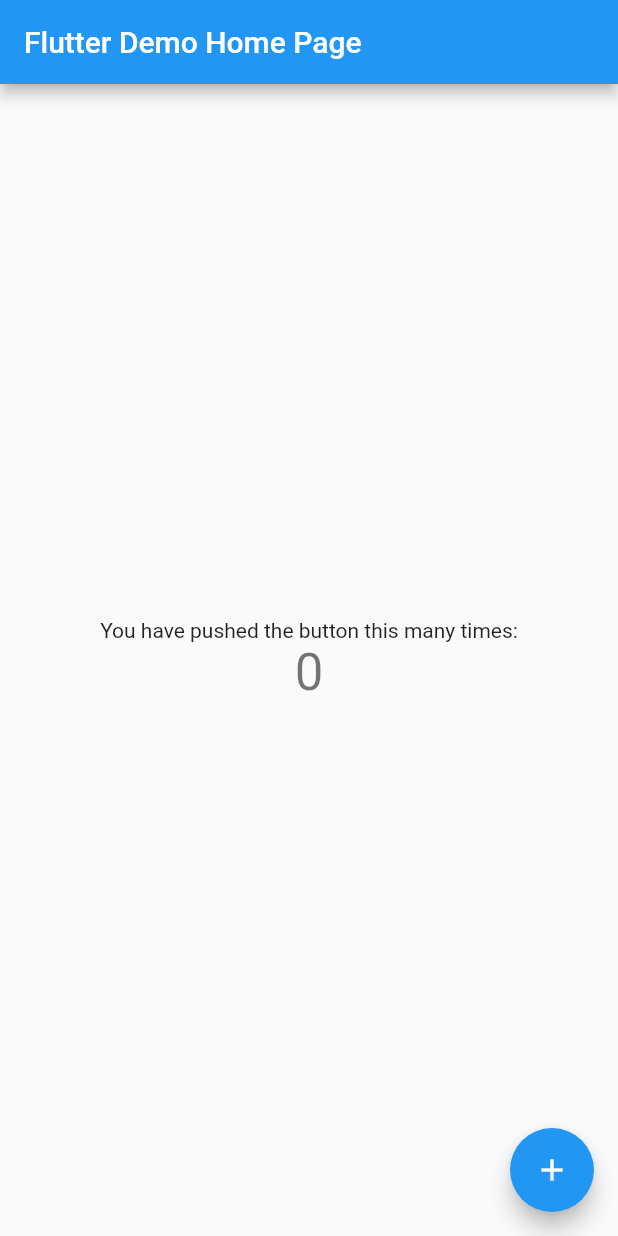
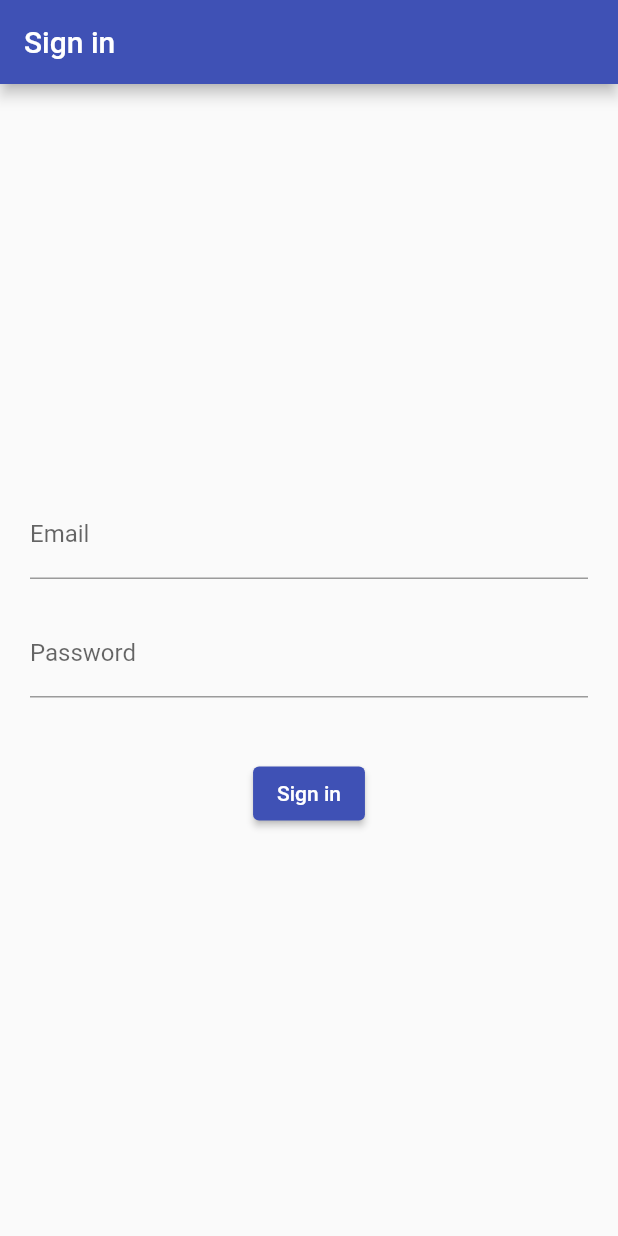
Before and after one commit to lvhongphuc/auth_app, a Flutter app: the screen it shows after launch, on a phone screen of 412 x 824 dp. Run offline on Flutter 3.47's test engine with Material 2 defaults, Android fonts, the phone set to English and light mode, and no system bars; our stand-ins replace dartz, flutter_bloc, freezed_annotation, get_it, injectable.

Commit message:
#7/created view, change file name and fix bug

```diff
--- a/lib/auth/view/auth_view.dart
+++ b/lib/auth/view/auth_view.dart
@@ -0,0 +1,23 @@
+import 'package:auth_app/auth/view/widgets/auth_form.dart';
+import 'package:auth_app/injection.dart';
+import 'package:flutter/material.dart';
+import 'package:flutter_bloc/flutter_bloc.dart';
+
+import '../view_model/auth_form_bloc/auth_form_bloc.dart';
+
+class AuthView extends StatelessWidget {
+  const AuthView({Key? key}) : super(key: key);
+
+  @override
+  Widget build(BuildContext context) {
+    return Scaffold(
+      appBar: AppBar(
+        title: const Text('Sign in'),
+      ),
+      body: BlocProvider(
+        create: (context) => getIt<AuthFormBloc>(),
+        child: const AuthForm(),
+      ),
+    );
+  }
+}
--- /dev/null
+++ b/lib/auth/view/widgets/auth_form.dart
@@ -0,0 +1,118 @@
+import 'package:flutter/material.dart';
+import 'package:flutter_bloc/flutter_bloc.dart';
+
+import '../../view_model/auth_form_bloc/auth_form_bloc.dart';
+
+class AuthForm extends StatelessWidget {
+  const AuthForm({
+    Key? key,
+  }) : super(key: key);
+
+  @override
+  Widget build(BuildContext context) {
+    return BlocConsumer<AuthFormBloc, AuthFormState>(
+      listenWhen: (previous, current) =>
+          previous.authFailureOrSuccess != current.authFailureOrSuccess,
+      listener: (context, state) {
+        if (state.authFailureOrSuccess == null) {
+          return;
+        }
+        state.authFailureOrSuccess!.isLeft()
+            ? _showDialog(context, 'Sign in failed')
+            : _showDialog(context, 'Sign in successful');
+      },
+      buildWhen: ((previous, current) =>
+          previous.showErrorMessages != current.showErrorMessages ||
+          previous.isSubmitting != current.isSubmitting),
+      builder: (context, state) {
+        return Center(
+          child: Form(
+            autovalidateMode: state.showErrorMessages
+                ? AutovalidateMode.always
+                : AutovalidateMode.disabled,
+            child: Padding(
+              padding: const EdgeInsets.all(20.0),
+              child: Column(
+                crossAxisAlignment: CrossAxisAlignment.center,
+                mainAxisAlignment: MainAxisAlignment.center,
+                children: [
+                  TextFormField(
+                    decoration: const InputDecoration(
+                      labelText: 'Email',
+                    ),
+                    onChanged: (val) => context
+                        .read<AuthFormBloc>()
+                        .add(AuthFormEvent.emailChanged(val.trim())),
+                    validator: (_) => context
+                        .read<AuthFormBloc>()
+                        .state
+                        .emailAddress
+                        .value
+                        .fold(
+                          (l) => l.maybeMap(
+                            orElse: () => null,
+                            invalidEmail: (_) => 'Invalid email',
+                          ),
+                          (r) => null,
+                        ),
+                  ),
+                  const SizedBox(
+                    height: 20,
+                  ),
+                  TextFormField(
+                    decoration: const InputDecoration(
+                      labelText: 'Password',
+                    ),
+                    onChanged: (val) => context
+                        .read<AuthFormBloc>()
+                        .add(AuthFormEvent.passwordChanged(val.trim())),
+                    validator: (_) =>
+                        context.read<AuthFormBloc>().state.password.value.fold(
+                              (l) => l.maybeMap(
+                                orElse: () => null,
+                                shortPassword: (_) => 'Invalid Password',
+                              ),
+                              (r) => null,
+                            ),
+                  ),
+                  const SizedBox(
+                    height: 40,
+                  ),
+                  ElevatedButton(
+                    onPressed: () {
+                      context
+                          .read<AuthFormBloc>()
+                          .add(const AuthFormEvent.signInPressed());
+                    },
+                    child: const Text('Sign in'),
+                  ),
+                  if (state.isSubmitting) ...[
+                    const SizedBox(
+                      height: 50,
+                    ),
+                    const LinearProgressIndicator(
+                      color: Colors.indigo,
+                      value: null,
+                    )
+                  ],
+                ],
+              ),
+            ),
+          ),
+        );
+      },
+    );
+  }
+}
+
+Future<void> _showDialog(BuildContext context, String content) {
+  return showDialog(
+    context: context,
+    builder: (context) {
+      return AlertDialog(
+        title: const Text('Authentication'),
+        content: Text(content),
+      );
+    },
+  );
+}
--- a/lib/auth/view_model/form_bloc/form_bloc.dart
+++ b/lib/auth/view_model/auth_form_bloc/auth_form_bloc.dart
@@ -3,21 +3,23 @@ import 'package:auth_app/auth/repository/auth_repository.dart';
 import 'package:dartz/dartz.dart';
 import 'package:flutter_bloc/flutter_bloc.dart';
 import 'package:freezed_annotation/freezed_annotation.dart';
+import 'package:injectable/injectable.dart';
 
 import '../../model/email_address.dart';
 import '../../model/password.dart';
 
-part 'form_event.dart';
-part 'form_state.dart';
-part 'form_bloc.freezed.dart';
+part 'auth_form_event.dart';
+part 'auth_form_state.dart';
+part 'auth_form_bloc.freezed.dart';
 
-class FormBloc extends Bloc<FormEvent, FormState> {
+@injectable
+class AuthFormBloc extends Bloc<AuthFormEvent, AuthFormState> {
   final AuthRepository _repository;
-  FormBloc(this._repository) : super(FormState.initial()) {
-    on<FormEvent>(_onFormEvent);
+  AuthFormBloc(this._repository) : super(AuthFormState.initial()) {
+    on<AuthFormEvent>(_onAuthFormEvent);
   }
 
-  Future<void> _onFormEvent(FormEvent event, Emitter<FormState> emit) {
+  Future<void> _onAuthFormEvent(AuthFormEvent event, Emitter<AuthFormState> emit) {
     return event.map(
       emailChanged: (e) async {
         emit(state.copyWith(
--- /dev/null
+++ b/lib/auth/view_model/auth_form_bloc/auth_form_event.dart
@@ -0,0 +1,8 @@
+part of 'auth_form_bloc.dart';
+
+@freezed
+class AuthFormEvent with _$AuthFormEvent {
+  const factory AuthFormEvent.emailChanged(String emailStr) = _EmailChanged;
+  const factory AuthFormEvent.passwordChanged(String passwordStr) = _PasswordChanged;
+  const factory AuthFormEvent.signInPressed() = _SignInPressed;
+}
--- a/lib/auth/view_model/form_bloc/form_state.dart
+++ b/lib/auth/view_model/auth_form_bloc/auth_form_state.dart
@@ -1,16 +1,16 @@
-part of 'form_bloc.dart';
+part of 'auth_form_bloc.dart';
 
 @freezed
-class FormState with _$FormState {
-  const factory FormState({
+class AuthFormState with _$AuthFormState {
+  const factory AuthFormState({
     required EmailAddress emailAddress,
     required Password password,
     required bool showErrorMessages,
     required bool isSubmitting,
     Either<AuthFailure, Unit>? authFailureOrSuccess,
-  }) = _FormState;
+  }) = _AuthFormState;
 
-  factory FormState.initial() => FormState(
+  factory AuthFormState.initial() => AuthFormState(
         emailAddress: EmailAddress.empty(),
         password: Password.empty(),
         showErrorMessages: false,
--- a/lib/main.dart
+++ b/lib/main.dart
@@ -1,115 +1,25 @@
+import 'package:auth_app/auth/view/auth_view.dart';
+import 'package:auth_app/injection.dart';
 import 'package:flutter/material.dart';
+import 'package:injectable/injectable.dart';
 
 void main() {
-  runApp(const MyApp());
+  WidgetsFlutterBinding.ensureInitialized();
+  configureInjection(Environment.prod);
+  runApp(const App());
 }
 
-class MyApp extends StatelessWidget {
-  const MyApp({Key? key}) : super(key: key);
+class App extends StatelessWidget {
+  const App({Key? key}) : super(key: key);
 
-  // This widget is the root of your application.
   @override
   Widget build(BuildContext context) {
     return MaterialApp(
-      title: 'Flutter Demo',
+      title: 'Authentication App',
       theme: ThemeData(
-        // This is the theme of your application.
-        //
-        // Try running your application with "flutter run". You'll see the
-        // application has a blue toolbar. Then, without quitting the app, try
-        // changing the primarySwatch below to Colors.green and then invoke
-        // "hot reload" (press "r" in the console where you ran "flutter run",
-        // or simply save your changes to "hot reload" in a Flutter IDE).
-        // Notice that the counter didn't reset back to zero; the application
-        // is not restarted.
-        primarySwatch: Colors.blue,
+        primarySwatch: Colors.indigo,
       ),
-      home: const MyHomePage(title: 'Flutter Demo Home Page'),
+      home: const AuthView(),
     );
   }
 }
-
-class MyHomePage extends StatefulWidget {
-  const MyHomePage({Key? key, required this.title}) : super(key: key);
-
-  // This widget is the home page of your application. It is stateful, meaning
-  // that it has a State object (defined below) that contains fields that affect
-  // how it looks.
-
-  // This class is the configuration for the state. It holds the values (in this
-  // case the title) provided by the parent (in this case the App widget) and
-  // used by the build method of the State. Fields in a Widget subclass are
-  // always marked "final".
-
-  final String title;
-
-  @override
-  State<MyHomePage> createState() => _MyHomePageState();
-}
-
-class _MyHomePageState extends State<MyHomePage> {
-  int _counter = 0;
-
-  void _incrementCounter() {
-    setState(() {
-      // This call to setState tells the Flutter framework that something has
-      // changed in this State, which causes it to rerun the build method below
-      // so that the display can reflect the updated values. If we changed
-      // _counter without calling setState(), then the build method would not be
-      // called again, and so nothing would appear to happen.
-      _counter++;
-    });
-  }
-
-  @override
-  Widget build(BuildContext context) {
-    // This method is rerun every time setState is called, for instance as done
-    // by the _incrementCounter method above.
-    //
-    // The Flutter framework has been optimized to make rerunning build methods
-    // fast, so that you can just rebuild anything that needs updating rather
-    // than having to individually change instances of widgets.
-    return Scaffold(
-      appBar: AppBar(
-        // Here we take the value from the MyHomePage object that was created by
-        // the App.build method, and use it to set our appbar title.
-        title: Text(widget.title),
-      ),
-      body: Center(
-        // Center is a layout widget. It takes a single child and positions it
-        // in the middle of the parent.
-        child: Column(
-          // Column is also a layout widget. It takes a list of children and
-          // arranges them vertically. By default, it sizes itself to fit its
-          // children horizontally, and tries to be as tall as its parent.
-          //
-          // Invoke "debug painting" (press "p" in the console, choose the
-          // "Toggle Debug Paint" action from the Flutter Inspector in Android
-          // Studio, or the "Toggle Debug Paint" command in Visual Studio Code)
-          // to see the wireframe for each widget.
-          //
-          // Column has various properties to control how it sizes itself and
-          // how it positions its children. Here we use mainAxisAlignment to
-          // center the children vertically; the main axis here is the vertical
-          // axis because Columns are vertical (the cross axis would be
-          // horizontal).
-          mainAxisAlignment: MainAxisAlignment.center,
-          children: <Widget>[
-            const Text(
-              'You have pushed the button this many times:',
-            ),
-            Text(
-              '$_counter',
-              style: Theme.of(context).textTheme.headline4,
-            ),
-          ],
-        ),
-      ),
-      floatingActionButton: FloatingActionButton(
-        onPressed: _incrementCounter,
-        tooltip: 'Increment',
-        child: const Icon(Icons.add),
-      ), // This trailing comma makes auto-formatting nicer for build methods.
-    );
-  }
-}
```
Also changed, not shown: lib/auth/view_model/form_bloc/form_event.dart (deleted, +0 -8 lines), lib/auth/view_model/auth_form_bloc/auth_form_bloc.freezed.dart, lib/injection.config.dart, 4 other files.
